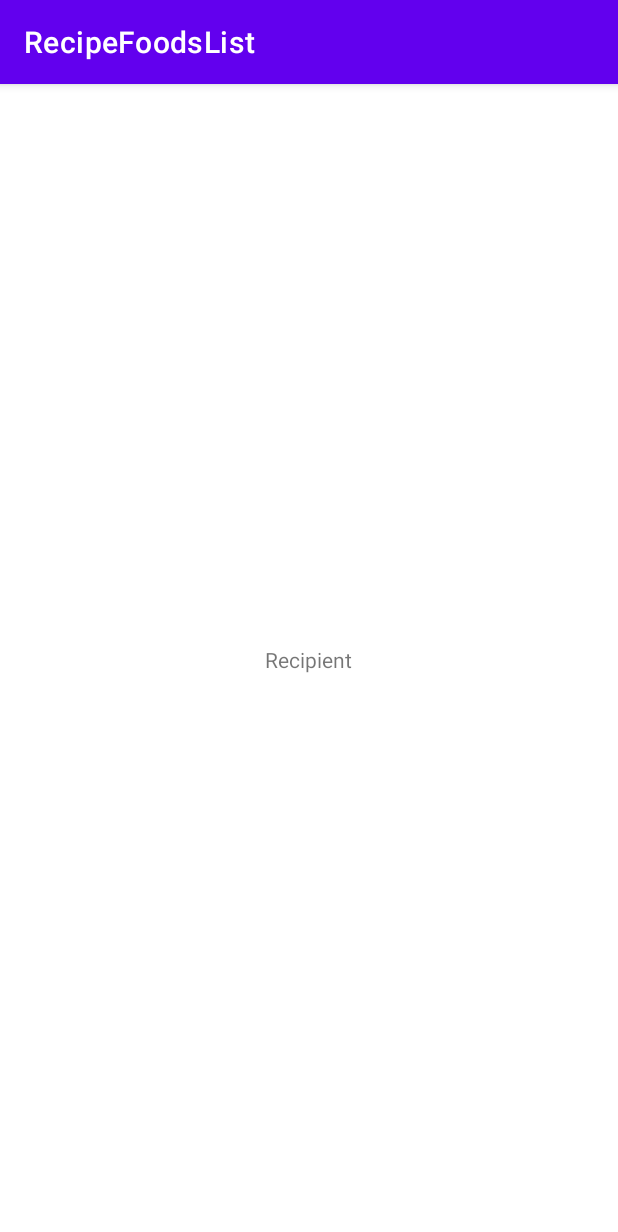
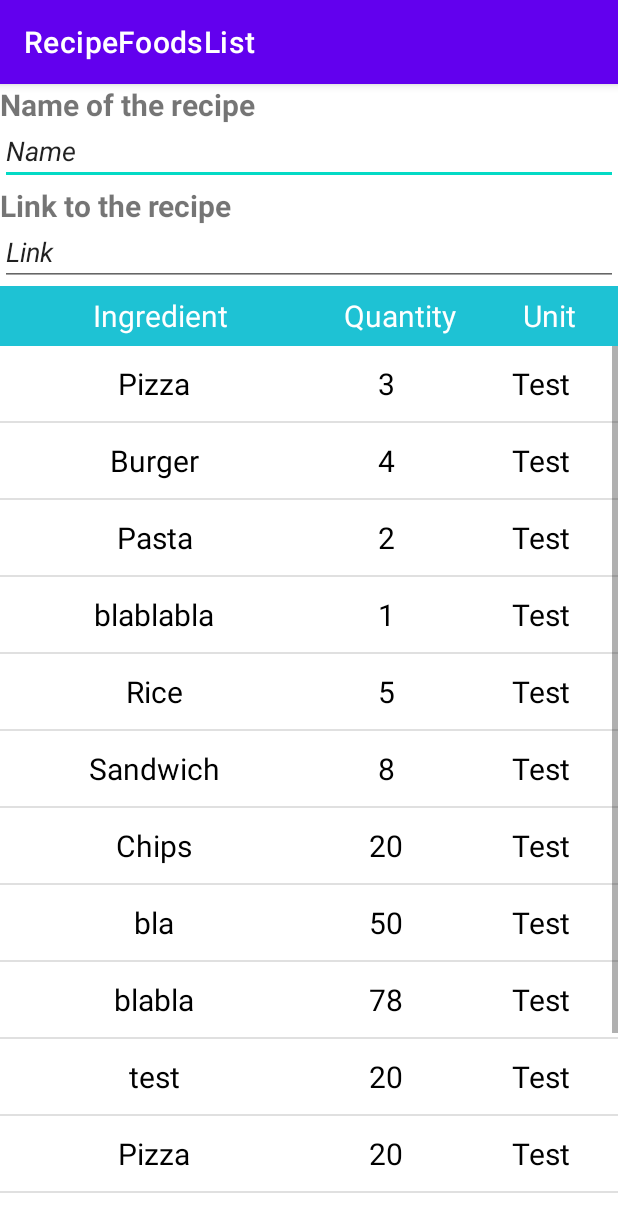
Before and after one commit to dalmagathe/RecipeFoodsList, an Android app: the AddRecipe screen opened directly, with no data from a screen before it, on a phone screen of 412 x 824 dp. Shown: the top 1232 px of the screen. Run offline under Robolectric (Android 15) with nearby library versions, the phone set to English and light mode, and no system bars.

Commit message:
Creation of a list with 3 columns.

```diff
--- a/app/src/main/java/com/example/recipefoodslist/AddRecipe.java
+++ b/app/src/main/java/com/example/recipefoodslist/AddRecipe.java
@@ -3,12 +3,44 @@ package com.example.recipefoodslist;
 import androidx.appcompat.app.AppCompatActivity;
 
 import android.os.Bundle;
+import android.widget.ListView;
+
+import java.util.ArrayList;
 
 public class AddRecipe extends AppCompatActivity {
+
+    private String[] Ingredient = new String[]{"Pizza", "Burger", "Pasta", "blablabla", "Rice","Sandwich","Chips","bla", "blabla", "test", "Pizza", "Burger", "Pasta", "blablabla"};
+    private int[] Qty = new int[]{3, 4, 2, 1, 5,8,20,50,78,20,20,50,78,20};
+    private String[] Unit = new String[]{"Test", "Test", "Test", "Test", "Test", "Test", "Test", "Test", "Test", "Test", "Test", "Test", "Test", "Test"};
+    private ArrayList<Ingredient> ingredientArrayList;
+    private ListView listView;
 
     @Override
     protected void onCreate(Bundle savedInstanceState) {
         super.onCreate(savedInstanceState);
         setContentView(R.layout.activity_add_recipe);
+
+        listView = findViewById(R.id.listView);
+
+        ingredientArrayList = populateList();
+
+        IngredientAdapter ingredientAdapter = new IngredientAdapter(this,ingredientArrayList);
+        listView.setAdapter(ingredientAdapter);
+
+    }
+
+    private ArrayList<Ingredient> populateList(){
+
+        ArrayList<Ingredient> list = new ArrayList<>();
+
+        for(int i = 0; i < 14; i++){
+            Ingredient ingredientModel = new Ingredient();
+            ingredientModel.setIngredient(Ingredient[i]);
+            ingredientModel.setQty(Qty[i]);
+            ingredientModel.setUnit(Unit[i]);
+            list.add(ingredientModel);
+        }
+
+        return list;
     }
 }
--- /dev/null
+++ b/app/src/main/java/com/example/recipefoodslist/Ingredient.java
@@ -0,0 +1,32 @@
+package com.example.recipefoodslist;
+
+public class Ingredient {
+
+    private String ingredient;
+    private int qty;
+    private String unit;
+
+    public String getIngredient() {
+        return ingredient;
+    }
+
+    public void setIngredient(String ingredient) {
+        this.ingredient = ingredient;
+    }
+
+    public int getQty() {
+        return qty;
+    }
+
+    public void setQty(int qty) {
+        this.qty = qty;
+    }
+
+    public String getUnit() {
+        return unit;
+    }
+
+    public void setUnit(String unit) {
+        this.unit = unit;
+    }
+}
--- /dev/null
+++ b/app/src/main/java/com/example/recipefoodslist/IngredientAdapter.java
@@ -0,0 +1,81 @@
+package com.example.recipefoodslist;
+
+import android.content.Context;
+import android.view.LayoutInflater;
+import android.view.View;
+import android.view.ViewGroup;
+import android.widget.BaseAdapter;
+import android.widget.TextView;
+
+import java.util.ArrayList;
+
+public class IngredientAdapter extends BaseAdapter {
+
+    private Context context;
+    private ArrayList<Ingredient> ingredientArrayList;
+
+    public IngredientAdapter(Context context, ArrayList<Ingredient> ingredientArrayList) {
+
+        this.context = context;
+        this.ingredientArrayList = ingredientArrayList;
+    }
+
+    @Override
+    public int getViewTypeCount() {
+        return getCount();
+    }
+    @Override
+    public int getItemViewType(int position) {
+
+        return position;
+    }
+
+    @Override
+    public int getCount() {
+        return ingredientArrayList.size();
+    }
+
+    @Override
+    public Object getItem(int position) {
+        return ingredientArrayList.get(position);
+    }
+
+    @Override
+    public long getItemId(int position) {
+        return 0;
+    }
+
+    @Override
+    public View getView(int position, View convertView, ViewGroup parent) {
+        ViewHolder holder;
+
+        if (convertView == null) {
+            holder = new ViewHolder();
+            LayoutInflater inflater = (LayoutInflater) context
+                    .getSystemService(Context.LAYOUT_INFLATER_SERVICE);
+            convertView = inflater.inflate(R.layout.list_item, null, true);
+
+            holder.tvProduct = (TextView) convertView.findViewById(R.id.tvIngredient);
+            holder.tvQty = (TextView) convertView.findViewById(R.id.tvQty);
+            holder.tvUnit = (TextView) convertView.findViewById(R.id.tvUnit);
+
+            convertView.setTag(holder);
+        }else {
+            // the getTag returns the viewHolder object set as a tag to the view
+            holder = (ViewHolder)convertView.getTag();
+        }
+
+        holder.tvProduct.setText(ingredientArrayList.get(position).getIngredient());
+        holder.tvQty.setText(String.valueOf(ingredientArrayList.get(position).getQty()));
+        holder.tvUnit.setText(String.valueOf(ingredientArrayList.get(position).getUnit()));
+
+        return convertView;
+    }
+
+    private class ViewHolder {
+
+        protected TextView tvProduct, tvQty, tvUnit;
+
+    }
+
+}
--- a/app/src/main/res/layout/activity_add_recipe.xml
+++ b/app/src/main/res/layout/activity_add_recipe.xml
@@ -1,16 +1,89 @@
 <?xml version="1.0" encoding="utf-8"?>
-<RelativeLayout xmlns:android="http://schemas.android.com/apk/res/android"
+<LinearLayout xmlns:android="http://schemas.android.com/apk/res/android"
     xmlns:app="http://schemas.android.com/apk/res-auto"
     xmlns:tools="http://schemas.android.com/tools"
     android:layout_width="match_parent"
     android:layout_height="match_parent"
-    tools:context=".MainActivity">
+    android:orientation="vertical"
+    tools:context=".AddRecipe">
 
     <TextView
-        android:layout_width="wrap_content"
+        android:id="@+id/textView2"
+        android:layout_width="match_parent"
         android:layout_height="wrap_content"
-        android:text="Recipient"
-        android:layout_centerVertical="true"
-        android:layout_centerHorizontal="true" />
+        android:text="Name of the recipe"
+        android:textSize="20sp"
+        android:textStyle="bold" />
 
-</RelativeLayout>
+    <EditText
+        android:id="@+id/recipeName"
+        android:layout_width="match_parent"
+        android:layout_height="40dp"
+        android:ems="10"
+        android:inputType="textPersonName"
+        android:text="Name"
+        android:textStyle="italic" />
+
+    <TextView
+        android:id="@+id/textView3"
+        android:layout_width="match_parent"
+        android:layout_height="wrap_content"
+        android:text="Link to the recipe"
+        android:textSize="20sp"
+        android:textStyle="bold" />
+
+    <EditText
+        android:id="@+id/recipeLink"
+        android:layout_width="match_parent"
+        android:layout_height="40dp"
+        android:ems="10"
+        android:inputType="textPersonName"
+        android:text="Link"
+        android:textStyle="italic" />
+
+    <LinearLayout
+        android:layout_width="match_parent"
+        android:layout_height="40dp"
+        android:background="#1ec2d4"
+        android:orientation="horizontal">
+
+        <TextView
+            android:layout_width="50dp"
+            android:layout_height="match_parent"
+            android:layout_weight="2"
+            android:gravity="center"
+            android:text="Ingredient"
+            android:textColor="#fff"
+            android:textSize="20sp" />
+
+        <TextView
+            android:layout_width="25dp"
+            android:layout_height="match_parent"
+            android:layout_weight="1"
+            android:gravity="center"
+            android:text="Quantity"
+            android:textColor="#fff"
+            android:textSize="20sp" />
+
+        <TextView
+            android:id="@+id/Unit"
+            android:layout_width="10dp"
+            android:layout_height="match_parent"
+            android:layout_weight="1"
+            android:gravity="center"
+            android:text="Unit"
+            android:textColor="#fff"
+            android:textSize="20sp" />
+
+    </LinearLayout>
+
+    <ListView
+        android:id="@+id/listView"
+        android:layout_width="match_parent"
+        android:layout_height="match_parent"
+        android:layout_marginBottom="20dp">
+
+    </ListView>
+
+
+</LinearLayout>
--- /dev/null
+++ b/app/src/main/res/layout/list_item.xml
@@ -0,0 +1,48 @@
+<?xml version="1.0" encoding="utf-8"?>
+<LinearLayout
+    xmlns:android="http://schemas.android.com/apk/res/android"
+    android:orientation="vertical"
+    android:layout_width="match_parent"
+    android:layout_height="match_parent">
+
+    <LinearLayout
+        android:layout_width="match_parent"
+        android:layout_height="wrap_content"
+        android:orientation="horizontal">
+
+        <TextView
+            android:id="@+id/tvIngredient"
+            android:layout_width="0dp"
+            android:layout_height="50dp"
+            android:layout_weight="2"
+            android:gravity="center"
+            android:text="Ingredient"
+            android:textColor="#000000"
+            android:textSize="20sp" />
+
+        <TextView
+            android:id="@+id/tvQty"
+            android:layout_width="0dp"
+            android:layout_height="wrap_content"
+            android:layout_weight="1"
+            android:gravity="center"
+            android:text="Quantity"
+            android:textColor="#000000"
+            android:textSize="20sp" />
+
+
+        <TextView
+            android:id="@+id/tvUnit"
+            android:layout_width="0dp"
+            android:layout_height="wrap_content"
+            android:layout_weight="1"
+            android:gravity="center"
+            android:text="Unit"
+            android:textColor="#000000"
+            android:textSize="20sp" />
+
+        />
+
+    </LinearLayout>
+
+</LinearLayout>
```
